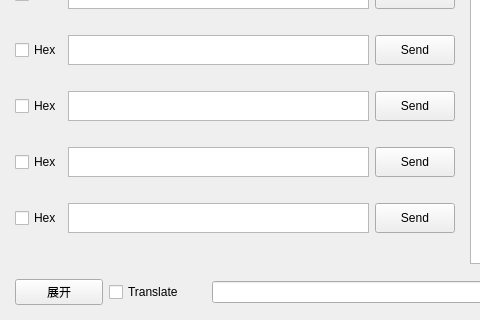
Above: comtool/form/frmcomtool.ui from zhq566/comtool before the change; both pictures show x 0 to 480 and y 280 to 600 of the 1120 by 600 pixel window. Below: the same form after it.
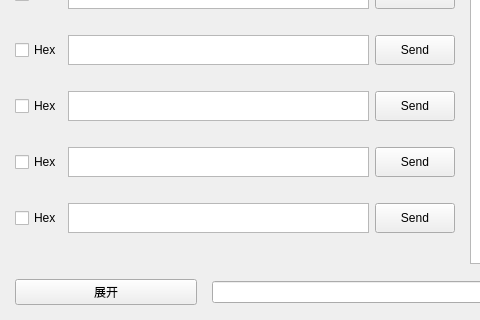
That is the form after the change. Custom widgets are drawn as their Qt base class.

```diff
--- a/comtool/form/frmcomtool.ui
+++ b/comtool/form/frmcomtool.ui
@@ -68,13 +68,6 @@
           </property>
          </widget>
         </item>
-        <item>
-         <widget class="QCheckBox" name="checkBox_trans">
-          <property name="text">
-           <string>Translate</string>
-          </property>
-         </widget>
-        </item>
        </layout>
       </widget>
      </item>
@@ -940,6 +933,13 @@
    </item>
   </layout>
  </widget>
+ <customwidgets>
+  <customwidget>
+   <class>MyComboBox</class>
+   <extends>QComboBox</extends>
+   <header>mycombobox.h</header>
+  </customwidget>
+ </customwidgets>
  <resources/>
  <connections/>
 </ui>
```
Left out of the diff: 2 changed lines with no effect on the pictures.
